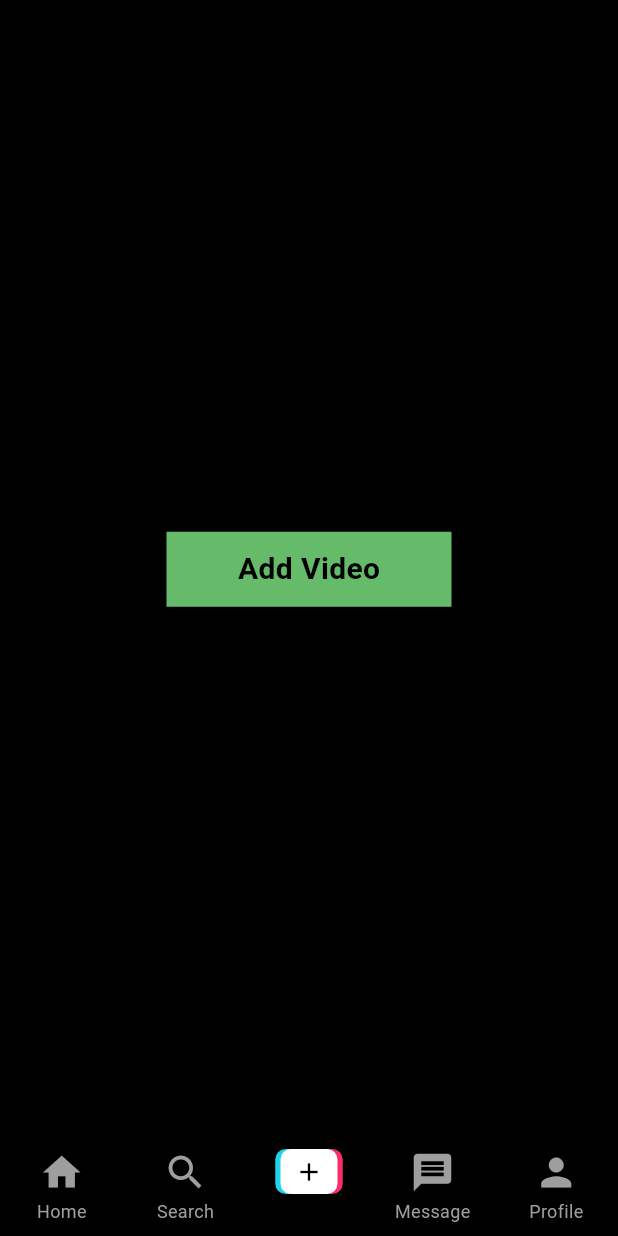
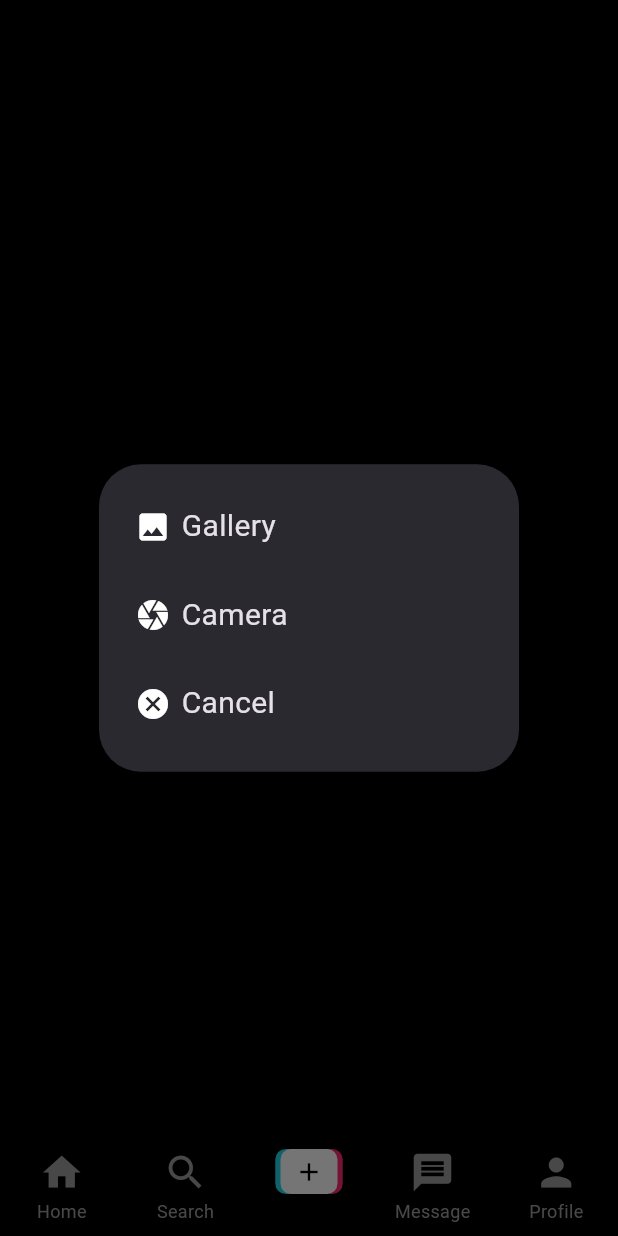
Before and after one commit to ovezthaking/MuFreak, a Flutter app: the screen it shows once a user with an empty profile is signed in, item 3 of the bottom bar chosen, after a tap on "Add Video", on a phone screen of 412 x 824 dp. Run offline on Flutter 3.47's test engine with Material 3 defaults, Android fonts, the phone set to English and light mode, and no system bars; our stand-ins replace cloud_firestore, firebase_auth, firebase_core, firebase_storage, get, image_picker; accounts and stored records are empty.

Commit message:
Add video Screen

```diff
--- a/lib/views/screens/add_video_screen.dart
+++ b/lib/views/screens/add_video_screen.dart
@@ -1,15 +1,68 @@
 import 'package:flutter/material.dart';
+import 'package:image_picker/image_picker.dart';
 import 'package:mufreak/constants.dart';
+import 'package:mufreak/views/screens/confrim_screen.dart';
 
 class AddVideoScreen extends StatelessWidget {
   const AddVideoScreen({super.key});
+
+  pickVideo(ImageSource src, BuildContext context) async {
+    final video = await ImagePicker().pickVideo(source: src);
+    if (video != null){
+      Navigator.of(context).push(MaterialPageRoute(builder: (context) => ConfrimScreen(),),);
+    }
+  }
+
+  showOptionsDialog(BuildContext context) {
+    return showDialog(context: context, builder: (context) => SimpleDialog(
+      children: [
+        SimpleDialogOption(
+          onPressed: () => pickVideo(ImageSource.gallery, context),
+          child: Row(
+            children: const [
+              Icon(Icons.image),
+              Padding(
+                padding: EdgeInsets.all(7.0),
+                child: Text('Gallery', style: TextStyle(fontSize: 20),),
+              ),
+            ],
+          ),
+        ),
+        SimpleDialogOption(
+          onPressed: () => pickVideo(ImageSource.gallery, context),
+          child: Row(
+            children: const [
+              Icon(Icons.camera),
+              Padding(
+                padding: EdgeInsets.all(7.0),
+                child: Text('Camera', style: TextStyle(fontSize: 20),),
+              ),
+            ],
+          ),
+        ),
+        SimpleDialogOption(
+          onPressed: () => Navigator.pop(context),
+          child: Row(
+            children: const [
+              Icon(Icons.cancel),
+              Padding(
+                padding: EdgeInsets.all(7.0),
+                child: Text('Cancel', style: TextStyle(fontSize: 20),),
+              ),
+            ],
+          ),
+        ),
+      ],
+    ),
+  );
+  }
 
   @override
   Widget build(BuildContext context) {
     return Scaffold(
       body: Center(
         child: InkWell(
-          onTap: () {},
+          onTap: () => showOptionsDialog(context),
           child: Container(
             width: 190,
             height: 50,
```
Also changed, not shown: lib/views/screens/confrim_screen.dart (added, +10 -0 lines).
